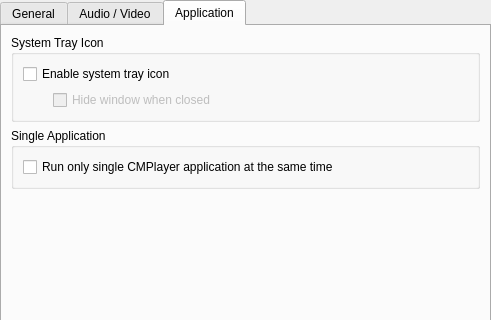
Before: the Qt Designer form src/cmplayer/ui/prefstack.ui in bylee20/cmplayer-kldp.net, drawn with Qt 5; both pictures show x 0 to 491 and y 0 to 320 of the 491 by 506 pixel window.
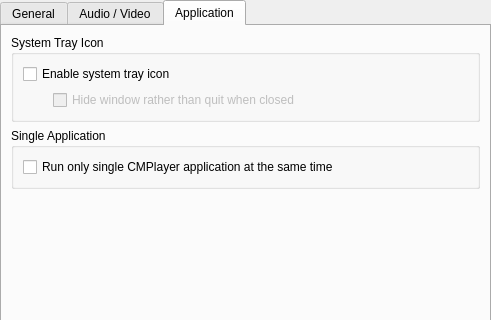
After: the same form once the commit is applied. The open tabs and pages were chosen to show the change. Custom widgets are drawn as their Qt base class.

Diff of the .ui file:
```diff
--- a/src/cmplayer/ui/prefstack.ui
+++ b/src/cmplayer/ui/prefstack.ui
@@ -362,7 +362,7 @@
                 <bool>false</bool>
                </property>
                <property name="text" >
-                <string>Hide window when closed</string>
+                <string>Hide window rather than quit when closed </string>
                </property>
               </widget>
              </item>
```
Left out of the diff: 4 changed lines with no effect on the pictures.
